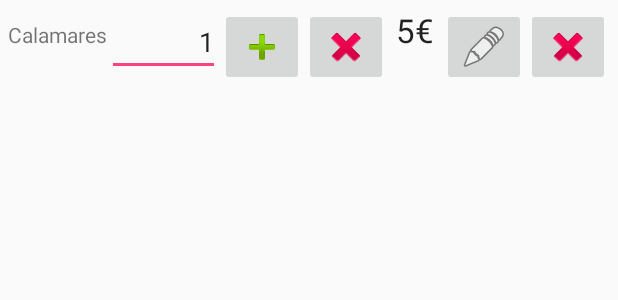
After one commit to afusterm/Tables, an Android app: the layout row_line_order.xml on its own in the app's theme, with its tools: preview values and no code run, on a phone screen of 412 x 824 dp. The commit adds this screen. Shown: the top 300 px of the screen. Run offline under Robolectric (Android 15) with nearby library versions, the phone set to English and light mode, and no system bars.

Commit message:
OrderRowViewHolder

```diff
--- a/app/src/main/AndroidManifest.xml
+++ b/app/src/main/AndroidManifest.xml
@@ -10,8 +10,7 @@
         android:label="@string/app_name"
         android:supportsRtl="true"
         android:theme="@style/AppTheme">
-        <activity android:name=".activity.TablesActivity"
-            android:label="@string/title_tables">
+        <activity android:name=".activity.TablesActivity">
             <intent-filter>
                 <action android:name="android.intent.action.MAIN"/>
 
--- a/app/src/main/res/layout/fragment_order.xml
+++ b/app/src/main/res/layout/fragment_order.xml
@@ -20,8 +20,8 @@
         android:layout_margin="@dimen/activity_horizontal_margin"
         android:src="@drawable/ic_plus"/>
 
-    <ListView
-        android:id="@android:id/list"
+    <android.support.v7.widget.RecyclerView
+        android:id="@+id/orders_recycler_view"
         android:layout_width="match_parent"
         android:layout_height="match_parent"/>
 
--- /dev/null
+++ b/app/src/main/res/layout/row_line_order.xml
@@ -0,0 +1,56 @@
+<?xml version="1.0" encoding="utf-8"?>
+<LinearLayout xmlns:android="http://schemas.android.com/apk/res/android"
+              xmlns:tools="http://schemas.android.com/tools"
+              android:orientation="horizontal"
+              android:padding="5dp"
+              android:layout_width="match_parent"
+              android:layout_height="match_parent">
+
+    <TextView
+        android:id="@+id/row_line_order_course"
+        android:layout_width="wrap_content"
+        android:layout_height="wrap_content"
+        tools:text="Calamares" />
+
+    <EditText
+        android:id="@+id/row_line_order_units"
+        android:layout_width="0dp"
+        android:layout_height="wrap_content"
+        android:inputType="number"
+        android:ems="2"
+        android:text="1"
+        android:textAlignment="textEnd"
+        android:layout_gravity="end"
+        android:layout_weight="1"/>
+
+    <ImageButton
+        android:id="@+id/row_line_order_add_button"
+        android:layout_width="wrap_content"
+        android:layout_height="wrap_content"
+        android:src="@android:drawable/ic_input_add"/>
+    <ImageButton
+        android:id="@+id/row_line_order_decrement_button"
+        android:layout_width="wrap_content"
+        android:layout_height="wrap_content"
+        android:src="@android:drawable/ic_delete"/>
+
+    <TextView
+        android:id="@+id/row_line_order_amount"
+        android:layout_width="wrap_content"
+        android:layout_height="wrap_content"
+        android:textAppearance="?android:attr/textAppearanceLarge"
+        android:paddingLeft="5dp"
+        android:paddingRight="5dp"
+        tools:text="5€"/>
+
+    <ImageButton
+        android:id="@+id/row_line_order_edit"
+        android:layout_width="wrap_content"
+        android:layout_height="wrap_content"
+        android:src="@android:drawable/ic_menu_edit"/>
+    <ImageButton
+        android:id="@+id/row_line_order_delete_line_button"
+        android:layout_width="wrap_content"
+        android:layout_height="wrap_content"
+        android:src="@android:drawable/ic_delete"/>
+</LinearLayout>
```
Also changed, not shown: app/src/main/java/io/keepcoding/tables/adapter/OrdersAdapter.java (added, +51 -0 lines), app/src/main/java/io/keepcoding/tables/fragment/OrderFragment.java (+9 -10 lines), app/src/main/java/io/keepcoding/tables/view/OrderRowViewHolder.java (added, +29 -0 lines).
